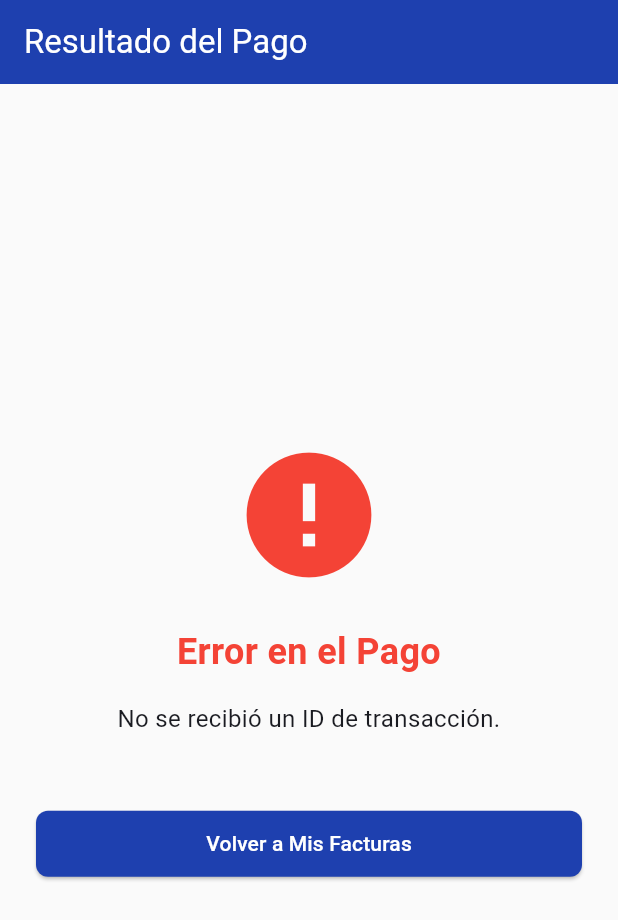
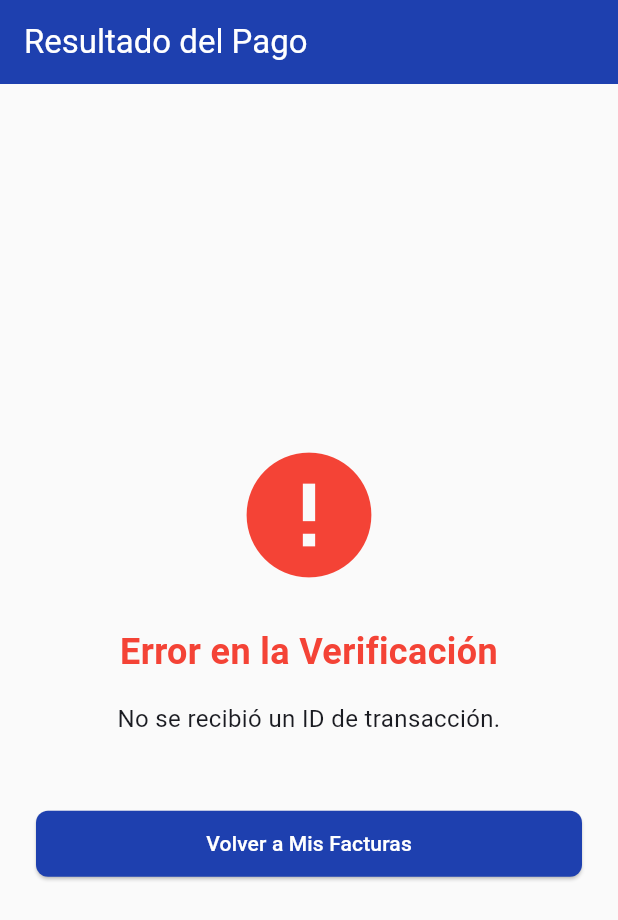
Before and after one commit to JorgeACastr0/Big-Pagos-App-Plataforma-Web, a Flutter app: the PaymentResultScreen screen opened directly, on a phone screen of 412 x 824 dp. Shown: the top 920 px of the screen. Run offline on Flutter 3.47's test engine with Material 3 defaults, Android fonts, the phone set to English and light mode, and no system bars; our stand-ins replace app_links, shared_preferences; accounts and stored records are empty.

Commit message:
Validacion de pago en base de datos y pantalla dinamica de verificacion de pago

```diff
--- a/mobile/bigpagos_mobile/lib/screens/payment_result_screen.dart
+++ b/mobile/bigpagos_mobile/lib/screens/payment_result_screen.dart
@@ -1,67 +1,153 @@
-
+import 'package:bigpagos_mobile/services/api_service.dart';
 import 'package:flutter/material.dart';
 
-class PaymentResultScreen extends StatelessWidget {
+// Enum for different states of the screen
+enum PaymentStatusState { loading, success, failed, pending, error }
+
+class PaymentResultScreen extends StatefulWidget {
   final String? transactionId;
 
   const PaymentResultScreen({Key? key, this.transactionId}) : super(key: key);
 
   @override
+  State<PaymentResultScreen> createState() => _PaymentResultScreenState();
+}
+
+class _PaymentResultScreenState extends State<PaymentResultScreen> {
+  PaymentStatusState _status = PaymentStatusState.loading;
+  String _message = '';
+  final ApiService _apiService = ApiService();
+
+  @override
+  void initState() {
+    super.initState();
+    _checkPaymentStatus();
+  }
+
+  Future<void> _checkPaymentStatus() async {
+    if (widget.transactionId == null || widget.transactionId!.isEmpty) {
+      setState(() {
+        _status = PaymentStatusState.error;
+        _message = 'No se recibió un ID de transacción.';
+      });
+      return;
+    }
+
+    try {
+      final result = await _apiService.checkPaymentStatus(widget.transactionId!);
+      final String wompiStatus = result['status'] ?? 'ERROR';
+
+      setState(() {
+        switch (wompiStatus.toUpperCase()) {
+          case 'APPROVED':
+            _status = PaymentStatusState.success;
+            _message = 'Tu pago fue aprobado exitosamente.';
+            break;
+          case 'DECLINED':
+            _status = PaymentStatusState.failed;
+            _message = 'Tu pago fue declinado. Por favor, intenta con otro medio de pago.';
+            break;
+          case 'PENDING':
+            _status = PaymentStatusState.pending;
+            _message = 'Tu pago está pendiente. Te notificaremos cuando cambie el estado.';
+            break;
+          default:
+            _status = PaymentStatusState.error;
+            _message = 'Ocurrió un error al verificar tu pago (Estado: $wompiStatus).';
+        }
+      });
+    } catch (e) {
+      setState(() {
+        _status = PaymentStatusState.error;
+        _message = 'Error de conexión: No se pudo verificar el estado del pago.';
+      });
+    }
+  }
+
+  @override
   Widget build(BuildContext context) {
-    // A simple status based on the presence of the ID.
-    // In a real app, you would query your backend with this ID.
-    final bool isSuccess = transactionId != null && transactionId!.isNotEmpty;
-    final String message = isSuccess
-        ? 'ID de Transacción: $transactionId'
-        : 'No se recibió un ID de transacción.';
-    final IconData icon = isSuccess ? Icons.check_circle : Icons.error;
-    final Color color = isSuccess ? Colors.green : Colors.red;
-
     return Scaffold(
       appBar: AppBar(
         title: const Text('Resultado del Pago'),
-        automaticallyImplyLeading: false, // Hide back button
+        automaticallyImplyLeading: false, // No back button
       ),
-      body: Center(
-        child: Padding(
+      body: _buildBody(),
+    );
+  }
+
+  Widget _buildBody() {
+    if (_status == PaymentStatusState.loading) {
+      return const Center(
+        child: Column(
+          mainAxisAlignment: MainAxisAlignment.center,
+          children: [
+            CircularProgressIndicator(),
+            SizedBox(height: 20),
+            Text('Verificando estado del pago...'),
+          ],
+        ),
+      );
+    }
+
+    late IconData icon;
+    late Color color;
+    late String title;
+
+    switch (_status) {
+      case PaymentStatusState.success:
+        icon = Icons.check_circle;
+        color = Colors.green;
+        title = 'Pago Aprobado';
+        break;
+      case PaymentStatusState.failed:
+        icon = Icons.cancel;
+        color = Colors.red;
+        title = 'Pago Declinado';
+        break;
+      case PaymentStatusState.pending:
+        icon = Icons.watch_later;
+        color = Colors.orange;
+        title = 'Pago Pendiente';
+        break;
+      case PaymentStatusState.error:
+        icon = Icons.error;
+        color = Colors.red;
+        title = 'Error en la Verificación';
+        break;
+      default:
+        icon = Icons.help;
+        color = Colors.grey;
+        title = 'Estado Desconocido';
+    }
+
+    return Padding(
       padding: const EdgeInsets.all(24.0),
       child: Column(
         mainAxisAlignment: MainAxisAlignment.center,
+        crossAxisAlignment: CrossAxisAlignment.stretch,
         children: [
           Icon(icon, size: 100, color: color),
           const SizedBox(height: 24),
           Text(
-                isSuccess ? 'Pago Exitoso' : 'Error en el Pago',
-                style: TextStyle(
-                  fontSize: 24,
-                  fontWeight: FontWeight.bold,
-                  color: color,
-                ),
+            title,
+            style: TextStyle(fontSize: 24, fontWeight: FontWeight.bold, color: color),
             textAlign: TextAlign.center,
           ),
           const SizedBox(height: 16),
           Text(
-                message,
+            _message,
             textAlign: TextAlign.center,
             style: const TextStyle(fontSize: 16),
           ),
           const SizedBox(height: 48),
-              SizedBox(
-                width: double.infinity,
-                child: ElevatedButton(
+          ElevatedButton(
             onPressed: () {
-                    // Navigate back to the invoice list
-                    Navigator.of(context).pushNamedAndRemoveUntil(
-                      '/invoices',
-                      (route) => false,
-                    );
+              // Navigate back to the invoice list and force a refresh
+              Navigator.of(context).pushNamedAndRemoveUntil('/invoices', (route) => false);
             },
             child: const Text('Volver a Mis Facturas'),
           ),
-              ),
         ],
-          ),
-        ),
       ),
     );
   }
```
Also changed, not shown: mobile/bigpagos_mobile/lib/services/api_service.dart (+18 -1 lines), 1 other file. Lines whose indentation alone changed are shown as unchanged.
